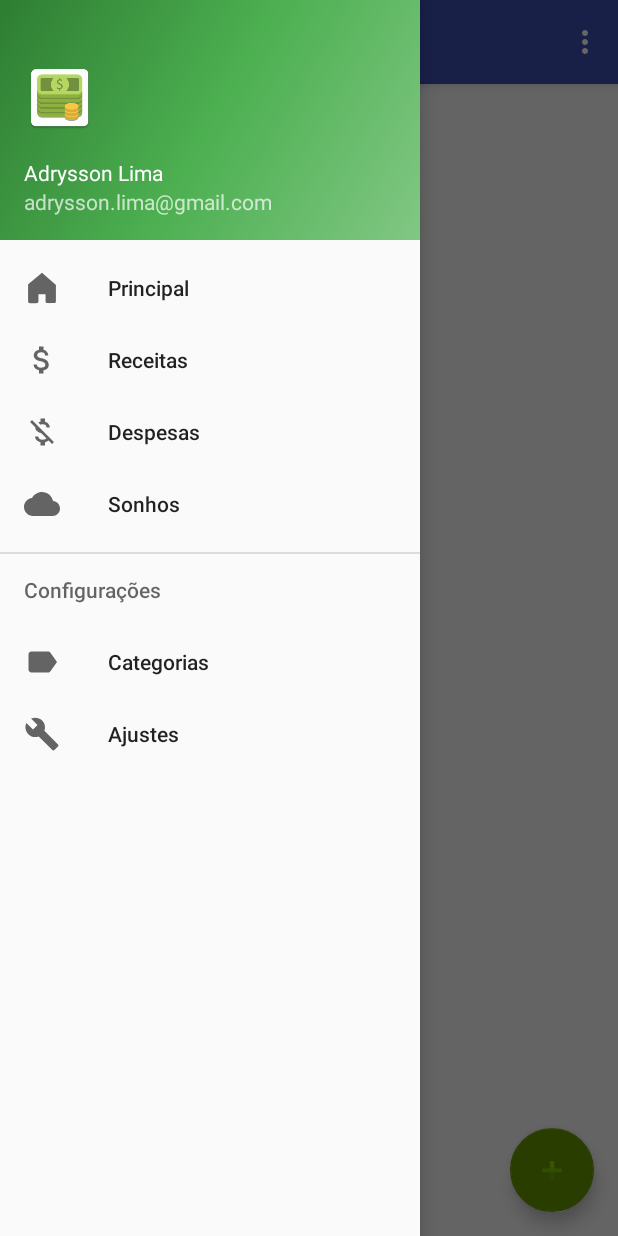
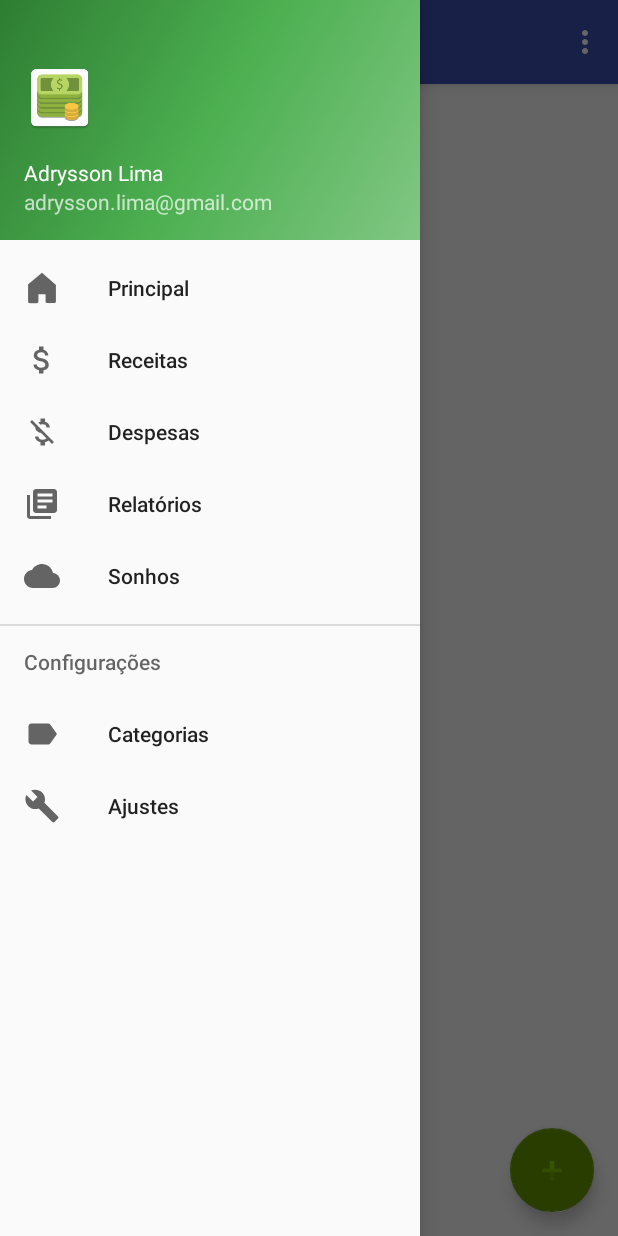
Before and after one commit to adryssonlima/MyMoney, an Android app: the screen it shows after launch (MainActivity), with the side drawer open, on a phone screen of 412 x 824 dp. Run offline under Robolectric (Android 15) with nearby library versions, the phone set to English and light mode, and no system bars.

Commit message:
Adicionando menu de relatório

```diff
--- a/app/src/main/java/com/example/adrysson/mymoney/MainActivity.java
+++ b/app/src/main/java/com/example/adrysson/mymoney/MainActivity.java
@@ -86,6 +86,8 @@ public class MainActivity extends AppCompatActivity
 
         } else if (id == R.id.nav_money_off) {
 
+        } else if (id == R.id.nav_reports) {
+
         } else if (id == R.id.nav_cloud) {
 
         } else if (id == R.id.nav_label) {
--- /dev/null
+++ b/app/src/main/res/drawable/ic_menu_report.xml
@@ -0,0 +1,9 @@
+<vector xmlns:android="http://schemas.android.com/apk/res/android"
+        android:width="24dp"
+        android:height="24dp"
+        android:viewportWidth="24.0"
+        android:viewportHeight="24.0">
+    <path
+        android:fillColor="#FF000000"
+        android:pathData="M4,6L2,6v14c0,1.1 0.9,2 2,2h14v-2L4,20L4,6zM20,2L8,2c-1.1,0 -2,0.9 -2,2v12c0,1.1 0.9,2 2,2h12c1.1,0 2,-0.9 2,-2L22,4c0,-1.1 -0.9,-2 -2,-2zM19,11L9,11L9,9h10v2zM15,15L9,15v-2h6v2zM19,7L9,7L9,5h10v2z"/>
+</vector>
--- a/app/src/main/res/menu/activity_main_drawer.xml
+++ b/app/src/main/res/menu/activity_main_drawer.xml
@@ -14,6 +14,10 @@
             android:id="@+id/nav_money_off"
             android:icon="@drawable/ic_menu_money_off"
             android:title="Despesas" />
+        <item
+            android:id="@+id/nav_reports"
+            android:icon="@drawable/ic_menu_report"
+            android:title="Relatórios" />
         <item
             android:id="@+id/nav_cloud"
             android:icon="@drawable/ic_menu_cloud"
```
Also changed, not shown: 1 other file.
